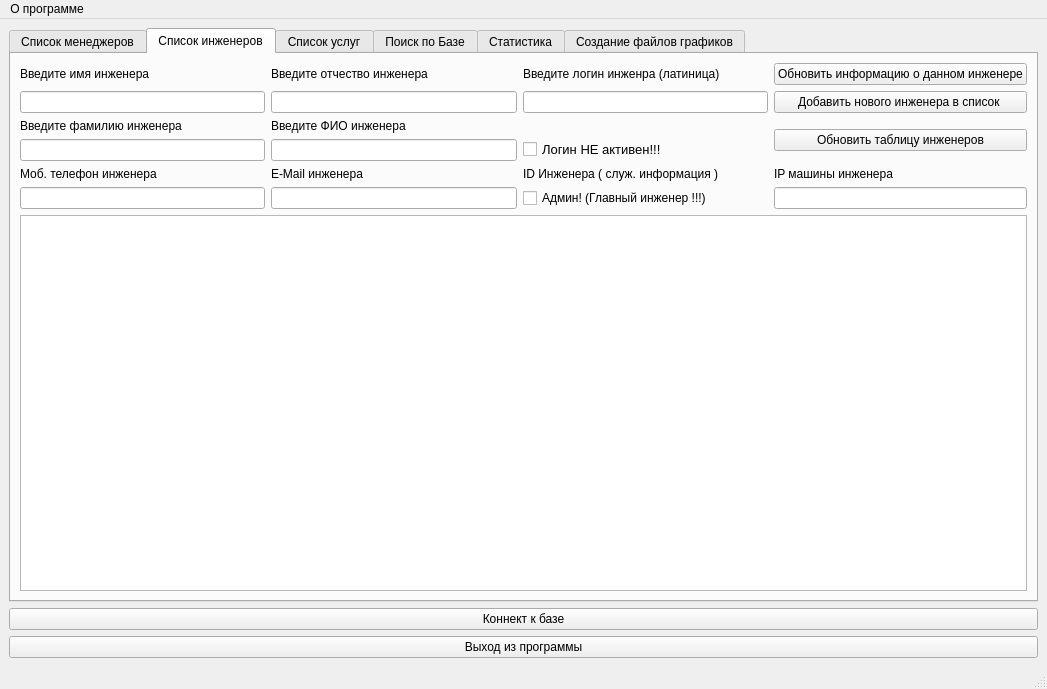
The window that solutions/pyqt4.ui (petro-ew/test1) describes before a commit, drawn with Qt 5.
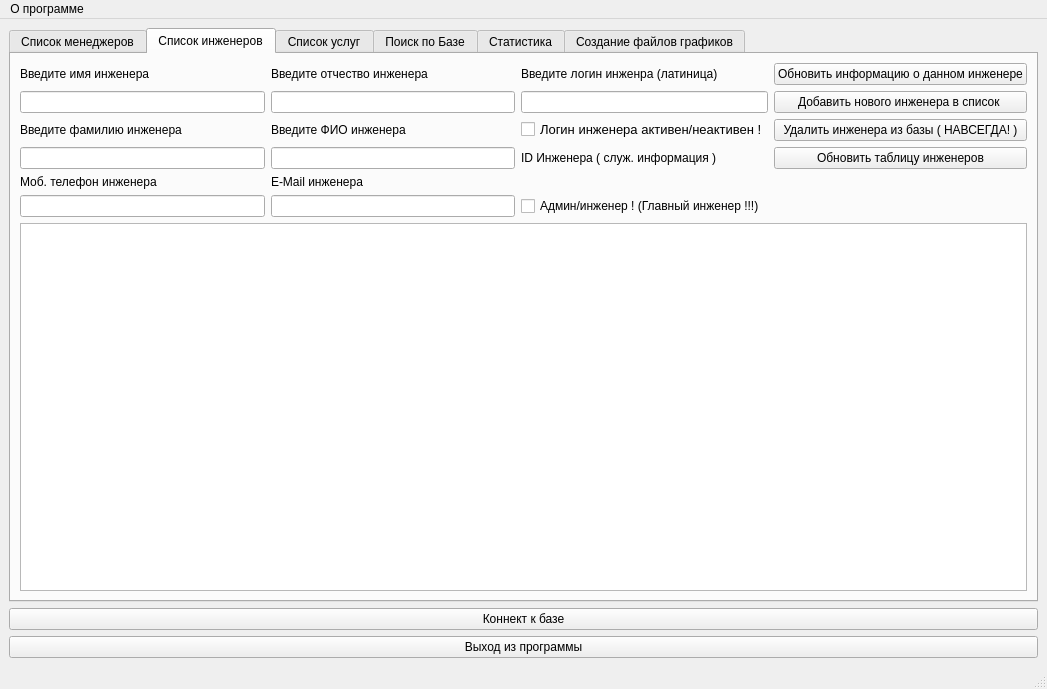
The same window after the commit. The open tabs and pages were chosen to show the change.

Commit message: eng adm работают2

The edit to the form file:
```diff
--- a/solutions/pyqt4.ui
+++ b/solutions/pyqt4.ui
@@ -127,13 +127,6 @@
             </property>
            </widget>
           </item>
-          <item row="0" column="4">
-           <widget class="QPushButton" name="pushButton_table1_refresh">
-            <property name="text">
-             <string>Обновить таблицу менеджеров</string>
-            </property>
-           </widget>
-          </item>
           <item row="5" column="4">
            <widget class="QPushButton" name="pushButton_insert_table1">
             <property name="text">
@@ -141,13 +134,6 @@
             </property>
            </widget>
           </item>
-          <item row="10" column="4">
-           <widget class="QPushButton" name="pushButton_manager_delete">
-            <property name="text">
-             <string>Удалить данные о менеджере</string>
-            </property>
-           </widget>
-          </item>
           <item row="12" column="1">
            <widget class="QLineEdit" name="lineEdit_number_m_lastdog"/>
           </item>
@@ -186,7 +172,7 @@
              </font>
             </property>
             <property name="text">
-             <string>Менеджер неактивен!</string>
+             <string>Менеджер активен/неактивен !</string>
             </property>
            </widget>
           </item>
@@ -200,16 +186,6 @@
             </property>
            </widget>
           </item>
-          <item row="11" column="4">
-           <widget class="QLabel" name="label_ip_manager">
-            <property name="text">
-             <string>IP менеджера</string>
-            </property>
-           </widget>
-          </item>
-          <item row="12" column="4">
-           <widget class="QLineEdit" name="lineEdit_ip_manager"/>
-          </item>
           <item row="8" column="2">
            <widget class="QLabel" name="label_id_manager">
             <property name="text">
@@ -217,6 +193,34 @@
             </property>
            </widget>
           </item>
+          <item row="12" column="4">
+           <widget class="QPushButton" name="pushButton_table1_refresh">
+            <property name="text">
+             <string>Обновить таблицу менеджеров</string>
+            </property>
+           </widget>
+          </item>
+          <item row="8" column="3" colspan="2">
+           <widget class="QPushButton" name="pushButton_upg_manager">
+            <property name="text">
+             <string>Обновить данные о менеджере</string>
+            </property>
+           </widget>
+          </item>
+          <item row="11" column="4">
+           <widget class="QPushButton" name="pushButton_manager_delete">
+            <property name="text">
+             <string>Удалить данные о менеджере</string>
+            </property>
+           </widget>
+          </item>
+          <item row="10" column="4">
+           <widget class="QPushButton" name="pushButton_add_manager">
+            <property name="text">
+             <string>Добавить менеджера</string>
+            </property>
+           </widget>
+          </item>
          </layout>
         </widget>
         <widget class="QWidget" name="tab_2">
@@ -224,6 +228,12 @@
           <string>Список инженеров</string>
          </attribute>
          <layout class="QGridLayout" name="gridLayout_5">
+          <item row="0" column="0">
+           <layout class="QGridLayout" name="gridLayout_2"/>
+          </item>
+          <item row="4" column="1">
+           <widget class="QLineEdit" name="lineEdit_family_eng"/>
+          </item>
           <item row="3" column="2">
            <widget class="QLabel" name="label_fio_eng">
             <property name="text">
@@ -238,11 +248,8 @@
             </property>
            </widget>
           </item>
-          <item row="0" column="0">
-           <layout class="QGridLayout" name="gridLayout_2"/>
-          </item>
-          <item row="4" column="1">
-           <widget class="QLineEdit" name="lineEdit_family_eng"/>
+          <item row="2" column="3">
+           <widget class="QLineEdit" name="lineEdit_login_eng"/>
           </item>
           <item row="1" column="1">
            <widget class="QLabel" name="label_name_eng">
@@ -258,11 +265,8 @@
             </property>
            </widget>
           </item>
-          <item row="2" column="3">
-           <widget class="QLineEdit" name="lineEdit_login_eng"/>
-          </item>
           <item row="2" column="4">
-           <widget class="QPushButton" name="pushButton_insert_eng">
+           <widget class="QPushButton" name="pushButton_add_eng">
             <property name="text">
              <string>Добавить нового инженера в список </string>
             </property>
@@ -271,9 +275,6 @@
           <item row="2" column="1">
            <widget class="QLineEdit" name="lineEdit_name_eng"/>
           </item>
-          <item row="2" column="2">
-           <widget class="QLineEdit" name="lineEdit_otchestvo_eng"/>
-          </item>
           <item row="1" column="4">
            <widget class="QPushButton" name="pushButton_edit_eng_table">
             <property name="text">
@@ -281,9 +282,6 @@
             </property>
            </widget>
           </item>
-          <item row="4" column="2">
-           <widget class="QLineEdit" name="lineEdit_fio_eng"/>
-          </item>
           <item row="3" column="1">
            <widget class="QLabel" name="label_family_eng">
             <property name="text">
@@ -291,52 +289,69 @@
             </property>
            </widget>
           </item>
-          <item row="3" column="4" rowspan="2">
-           <widget class="QPushButton" name="pushButton_refresh_eng_table">
-            <property name="text">
-             <string>Обновить таблицу инженеров</string>
-            </property>
-           </widget>
+          <item row="2" column="2">
+           <widget class="QLineEdit" name="lineEdit_otchestvo_eng"/>
           </item>
-          <item row="4" column="3">
-           <widget class="QCheckBox" name="checkBox_login_na_eng">
-            <property name="font">
-             <font>
-              <pointsize>10</pointsize>
-             </font>
-            </property>
-            <property name="text">
-             <string>Логин НЕ активен!!!</string>
-            </property>
-           </widget>
+          <item row="4" column="2">
+           <widget class="QLineEdit" name="lineEdit_fio_eng"/>
           </item>
-          <item row="7" column="1">
+          <item row="8" column="2">
+           <widget class="QLineEdit" name="lineEdit_email_eng"/>
+          </item>
+          <item row="8" column="1">
            <widget class="QLineEdit" name="lineEdit_tel_eng"/>
           </item>
-          <item row="6" column="1">
-           <widget class="QLabel" name="label_tel_eng">
-            <property name="text">
-             <string>Моб. телефон инженера</string>
-            </property>
-           </widget>
-          </item>
-          <item row="6" column="2">
+          <item row="7" column="2">
            <widget class="QLabel" name="label_email_eng">
             <property name="text">
              <string>E-Mail инженера</string>
             </property>
            </widget>
           </item>
-          <item row="7" column="2">
-           <widget class="QLineEdit" name="lineEdit_email_eng"/>
+          <item row="7" column="1">
+           <widget class="QLabel" name="label_tel_eng">
+            <property name="text">
+             <string>Моб. телефон инженера</string>
+            </property>
+           </widget>
           </item>
-          <item row="8" column="1" colspan="4">
+          <item row="9" column="1" colspan="4">
            <widget class="QTableWidget" name="tableWidget_eng"/>
           </item>
-          <item row="7" column="4">
-           <widget class="QLineEdit" name="lineEdit_ip_eng"/>
+          <item row="3" column="4">
+           <widget class="QPushButton" name="pushButton_eng_del">
+            <property name="text">
+             <string>Удалить инженера из базы ( НАВСЕГДА! )</string>
+            </property>
+           </widget>
           </item>
-          <item row="7" column="3">
+          <item row="4" column="4">
+           <widget class="QPushButton" name="pushButton_refresh_eng_table">
+            <property name="text">
+             <string>Обновить таблицу инженеров</string>
+            </property>
+           </widget>
+          </item>
+          <item row="3" column="3">
+           <widget class="QCheckBox" name="checkBox_login_na_eng">
+            <property name="font">
+             <font>
+              <pointsize>10</pointsize>
+             </font>
+            </property>
+            <property name="text">
+             <string>Логин инженера активен/неактивен !</string>
+            </property>
+           </widget>
+          </item>
+          <item row="4" column="3">
+           <widget class="QLabel" name="label_id_eng">
+            <property name="text">
+             <string>ID Инженера ( служ. информация )</string>
+            </property>
+           </widget>
+          </item>
+          <item row="8" column="3">
            <widget class="QCheckBox" name="checkBox__eng_admin">
             <property name="font">
              <font>
@@ -345,21 +360,7 @@
              </font>
             </property>
             <property name="text">
-             <string>Админ! (Главный инженер !!!)</string>
-            </property>
-           </widget>
-          </item>
-          <item row="6" column="4">
-           <widget class="QLabel" name="label_ip_eng">
-            <property name="text">
-             <string>IP машины инженера</string>
-            </property>
-           </widget>
-          </item>
-          <item row="6" column="3">
-           <widget class="QLabel" name="label_id_eng">
-            <property name="text">
-             <string>ID Инженера ( служ. информация )</string>
+             <string>Админ/инженер ! (Главный инженер !!!)</string>
             </property>
            </widget>
           </item>
```
The commit also changes 1 other file.
